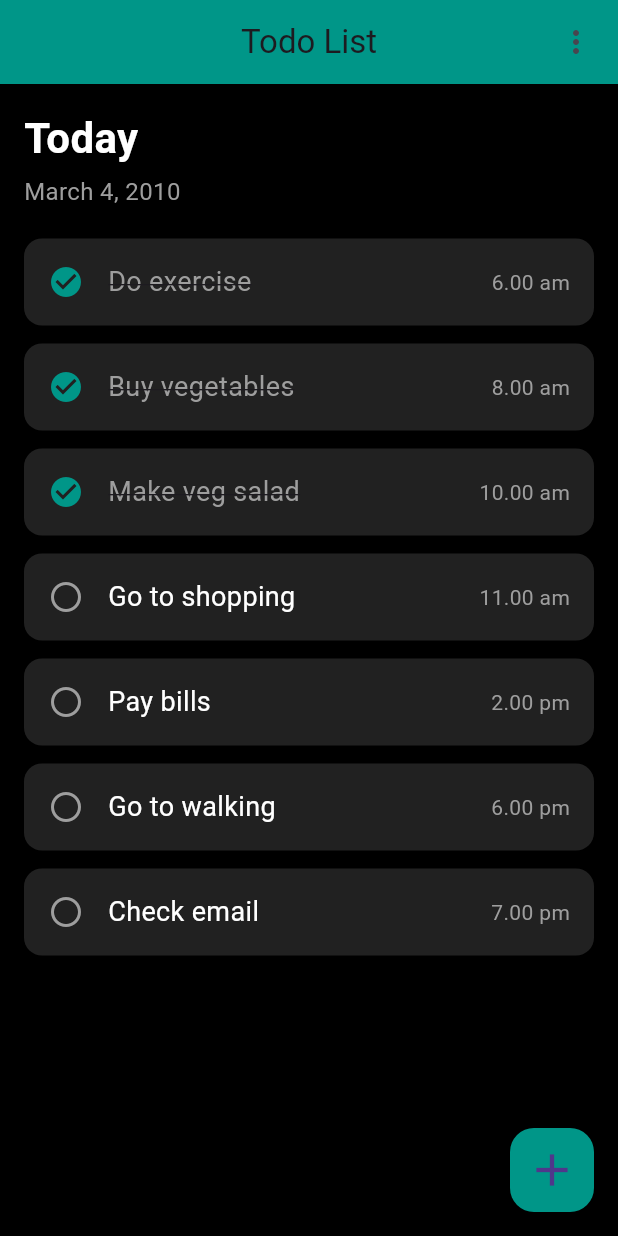
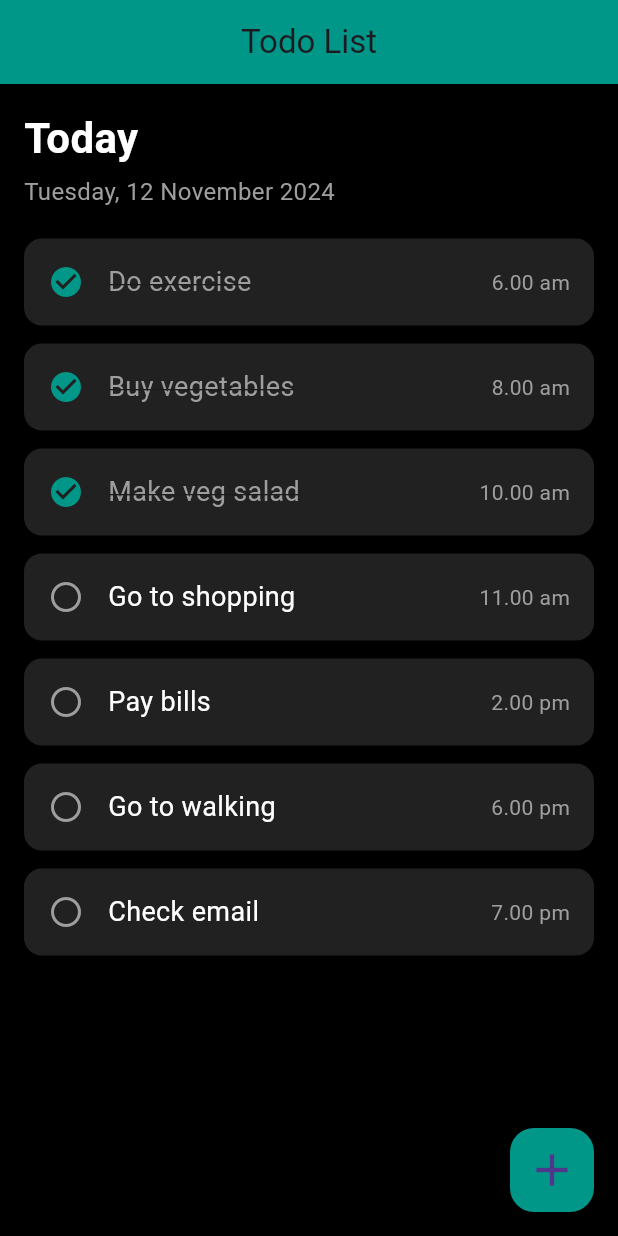
Before and after one commit to edemdev7/todo, a Flutter app: the screen it shows after launch, on a phone screen of 412 x 824 dp. Run offline on Flutter 3.47's test engine with Material 3 defaults, Android fonts, the phone set to English and light mode, and no system bars.

Commit message:
[ADD] Datatime

```diff
--- a/lib/main.dart
+++ b/lib/main.dart
@@ -1,4 +1,5 @@
 import 'package:flutter/material.dart';
+import 'package:intl/intl.dart';
 
 void main() {
   runApp(const MainApp());
@@ -16,8 +17,103 @@ class MainApp extends StatelessWidget {
   }
 }
 
-class TodoListScreen extends StatelessWidget {
+class TodoListScreen extends StatefulWidget {
   const TodoListScreen({super.key});
+
+  @override
+  State<TodoListScreen> createState() => _TodoListScreenState();
+}
+
+class _TodoListScreenState extends State<TodoListScreen> {
+  final List<Map<String, dynamic>> _todoItems = [
+    {'title': 'Do exercise', 'time': '6.00 am', 'completed': true},
+    {'title': 'Buy vegetables', 'time': '8.00 am', 'completed': true},
+    {'title': 'Make veg salad', 'time': '10.00 am', 'completed': true},
+    {'title': 'Go to shopping', 'time': '11.00 am', 'completed': false},
+    {'title': 'Pay bills', 'time': '2.00 pm', 'completed': false},
+    {'title': 'Go to walking', 'time': '6.00 pm', 'completed': false},
+    {'title': 'Check email', 'time': '7.00 pm', 'completed': false},
+  ];
+
+  final TextEditingController _titleController = TextEditingController();
+  final TextEditingController _timeController = TextEditingController();
+
+  // Méthode pour obtenir la date et l'heure actuelles
+  String getCurrentDateTime() {
+    final now = DateTime.now();
+    final formattedDate = DateFormat('EEEE, d MMMM y').format(now);
+    return '$formattedDate ';
+  }
+
+  // Fonction pour ajouter une nouvelle tâche
+  void _addNewTask(String title, String time) {
+    setState(() {
+      _todoItems.add({'title': title, 'time': time, 'completed': false});
+    });
+    Navigator.of(context).pop();
+    _titleController.clear();
+    _timeController.clear();
+  }
+
+  // Fonction pour basculer l'état d'une tâche (complétée ou non)
+  void _toggleTaskCompletion(int index) {
+    setState(() {
+      _todoItems[index]['completed'] = !_todoItems[index]['completed'];
+    });
+  }
+
+  // Formulaire pour ajouter une nouvelle tâche
+  Future<void> _showAddTaskDialog() async {
+    return showDialog(
+      context: context,
+      builder: (BuildContext context) {
+        return AlertDialog(
+          backgroundColor: Colors.grey[900],
+          title: const Text(
+            'Add New Task',
+            style: TextStyle(color: Colors.white),
+          ),
+          content: Column(
+            mainAxisSize: MainAxisSize.min,
+            children: [
+              TextField(
+                controller: _titleController,
+                decoration: const InputDecoration(
+                  hintText: 'Task Title',
+                  hintStyle: TextStyle(color: Colors.grey),
+                ),
+                style: const TextStyle(color: Colors.white),
+              ),
+              const SizedBox(height: 12),
+              TextField(
+                controller: _timeController,
+                decoration: const InputDecoration(
+                  hintText: 'Time (e.g., 10.00 am)',
+                  hintStyle: TextStyle(color: Colors.grey),
+                ),
+                style: const TextStyle(color: Colors.white),
+              ),
+            ],
+          ),
+          actions: [
+            TextButton(
+              onPressed: () => Navigator.of(context).pop(),
+              child: const Text('Cancel', style: TextStyle(color: Colors.teal)),
+            ),
+            TextButton(
+              onPressed: () {
+                if (_titleController.text.isNotEmpty &&
+                    _timeController.text.isNotEmpty) {
+                  _addNewTask(_titleController.text, _timeController.text);
+                }
+              },
+              child: const Text('Add', style: TextStyle(color: Colors.teal)),
+            ),
+          ],
+        );
+      },
+    );
+  }
 
   @override
   Widget build(BuildContext context) {
@@ -29,7 +125,7 @@ class TodoListScreen extends StatelessWidget {
         actions: const [
           Padding(
             padding: EdgeInsets.only(right: 16.0),
-            child: Icon(Icons.more_vert),
+            // child: Icon(Icons.more_vert),
           ),
         ],
         title: const Text(
@@ -52,57 +148,30 @@ class TodoListScreen extends StatelessWidget {
               ),
             ),
             const SizedBox(height: 4),
-            const Text(
-              'March 4, 2010',
+            Text(
+              getCurrentDateTime(),
               style: TextStyle(color: Colors.grey, fontSize: 16),
             ),
             const SizedBox(height: 20),
             Expanded(
-              child: ListView(
-                children: const [
-                  TodoItem(
-                    title: 'Do exercise',
-                    time: '6.00 am',
-                    completed: true,
-                  ),
-                  TodoItem(
-                    title: 'Buy vegetables',
-                    time: '8.00 am',
-                    completed: true,
-                  ),
-                  TodoItem(
-                    title: 'Make veg salad',
-                    time: '10.00 am',
-                    completed: true,
-                  ),
-                  TodoItem(
-                    title: 'Go to shopping',
-                    time: '11.00 am',
-                    completed: false,
-                  ),
-                  TodoItem(
-                    title: 'Pay bills',
-                    time: '2.00 pm',
-                    completed: false,
-                  ),
-                  TodoItem(
-                    title: 'Go to walking',
-                    time: '6.00 pm',
-                    completed: false,
-                  ),
-                  TodoItem(
-                    title: 'Check email',
-                    time: '7.00 pm',
-                    completed: false,
-                  ),
-                ],
+              child: ListView.builder(
+                itemCount: _todoItems.length,
+                itemBuilder: (context, index) {
+                  final item = _todoItems[index];
+                  return TodoItem(
+                    title: item['title'],
+                    time: item['time'],
+                    completed: item['completed'],
+                    onToggle: () => _toggleTaskCompletion(index),
+                  );
+                },
               ),
             ),
           ],
         ),
       ),
       floatingActionButton: FloatingActionButton(
-        onPressed: () {},
+        onPressed: _showAddTaskDialog,
         backgroundColor: Colors.teal,
         child: const Icon(Icons.add, size: 36),
       ),
@@ -114,12 +183,14 @@ class TodoItem extends StatelessWidget {
   final String title;
   final String time;
   final bool completed;
+  final VoidCallback onToggle;
 
   const TodoItem({
     super.key,
     required this.title,
     required this.time,
     this.completed = false,
+    required this.onToggle,
   });
 
   @override
@@ -133,9 +204,12 @@ class TodoItem extends StatelessWidget {
       ),
       child: Row(
         children: [
-          Icon(
-            completed ? Icons.check_circle : Icons.radio_button_unchecked,
-            color: completed ? Colors.teal : Colors.grey,
+          GestureDetector(
+            onTap: onToggle,
+            child: Icon(
+              completed ? Icons.check_circle : Icons.radio_button_unchecked,
+              color: completed ? Colors.teal : Colors.grey,
+            ),
           ),
           const SizedBox(width: 16),
           Expanded(
--- a/pubspec.yaml
+++ b/pubspec.yaml
@@ -9,6 +9,7 @@ environment:
 dependencies:
   flutter:
     sdk: flutter
+  intl: ^0.19.0
 
 dev_dependencies:
   flutter_test:
```
Also changed, not shown: pubspec.lock.
